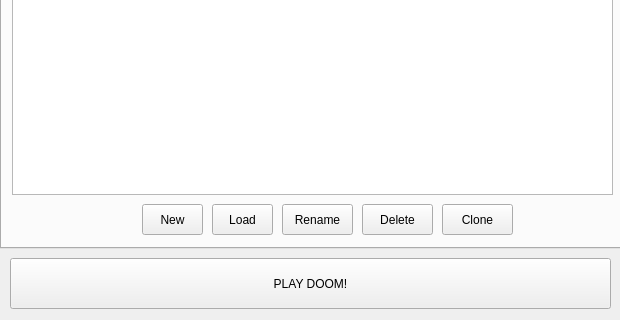
Qt form scr/mainwindow.ui (VolkMilit/ChickenLauncher) before a commit; both pictures show x 0 to 620 and y 271 to 591 of the 620 by 591 pixel window.
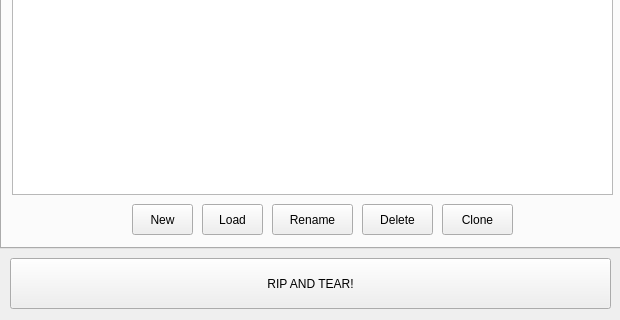
The same form after that commit. The open tabs and pages were chosen to show the change. Icons and pictures are not drawn.

What changed in the file:
```diff
--- a/scr/mainwindow.ui
+++ b/scr/mainwindow.ui
@@ -50,7 +50,7 @@
      <widget class="QPushButton" name="btn_new">
       <property name="geometry">
        <rect>
-        <x>140</x>
+        <x>130</x>
         <y>430</y>
         <width>61</width>
         <height>31</height>
@@ -63,6 +63,12 @@
        <iconset resource="icon.qrc">
         <normaloff>:/images/new.svg</normaloff>:/images/new.svg</iconset>
       </property>
+      <property name="iconSize">
+       <size>
+        <width>16</width>
+        <height>16</height>
+       </size>
+      </property>
       <property name="checkable">
        <bool>false</bool>
       </property>
@@ -70,7 +76,7 @@
      <widget class="QPushButton" name="btn_load">
       <property name="geometry">
        <rect>
-        <x>210</x>
+        <x>200</x>
         <y>430</y>
         <width>61</width>
         <height>31</height>
@@ -83,6 +89,12 @@
        <iconset resource="icon.qrc">
         <normaloff>:/images/load.svg</normaloff>:/images/load.svg</iconset>
       </property>
+      <property name="iconSize">
+       <size>
+        <width>16</width>
+        <height>16</height>
+       </size>
+      </property>
      </widget>
      <widget class="QPushButton" name="btn_delete">
       <property name="geometry">
@@ -104,9 +116,9 @@
      <widget class="QPushButton" name="btn_rename">
       <property name="geometry">
        <rect>
-        <x>280</x>
+        <x>270</x>
         <y>430</y>
-        <width>71</width>
+        <width>81</width>
         <height>31</height>
        </rect>
       </property>
@@ -117,6 +129,12 @@
        <iconset resource="icon.qrc">
         <normaloff>:/images/rename.svg</normaloff>:/images/rename.svg</iconset>
       </property>
+      <property name="iconSize">
+       <size>
+        <width>16</width>
+        <height>16</height>
+       </size>
+      </property>
      </widget>
      <widget class="QPushButton" name="btn_clone">
       <property name="geometry">
@@ -1027,7 +1045,7 @@
      <string>Play Doom</string>
     </property>
     <property name="text">
-     <string>PLAY DOOM!</string>
+     <string>RIP AND TEAR!</string>
     </property>
     <property name="icon">
      <iconset resource="icon.qrc">
```
Left out of the diff: 42 changed lines with no effect on the pictures.
